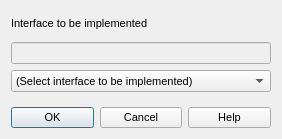
Above: lavape/src/LavaPE_UI/idd_implbox.ui from berkus/lavape before the change. Below: the same form after it.
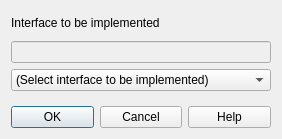
That is the form after the change.

```diff
--- a/lavape/src/LavaPE_UI/idd_implbox.ui
+++ b/lavape/src/LavaPE_UI/idd_implbox.ui
@@ -20,17 +20,6 @@
     <verstretch>0</verstretch>
    </sizepolicy>
   </property>
-  <property name="font" >
-   <font>
-    <family>MS Sans Serif</family>
-    <pointsize>8</pointsize>
-    <weight>50</weight>
-    <italic>false</italic>
-    <bold>false</bold>
-    <underline>false</underline>
-    <strikeout>false</strikeout>
-   </font>
-  </property>
   <property name="windowTitle" >
    <string>Implementation</string>
   </property>
```
